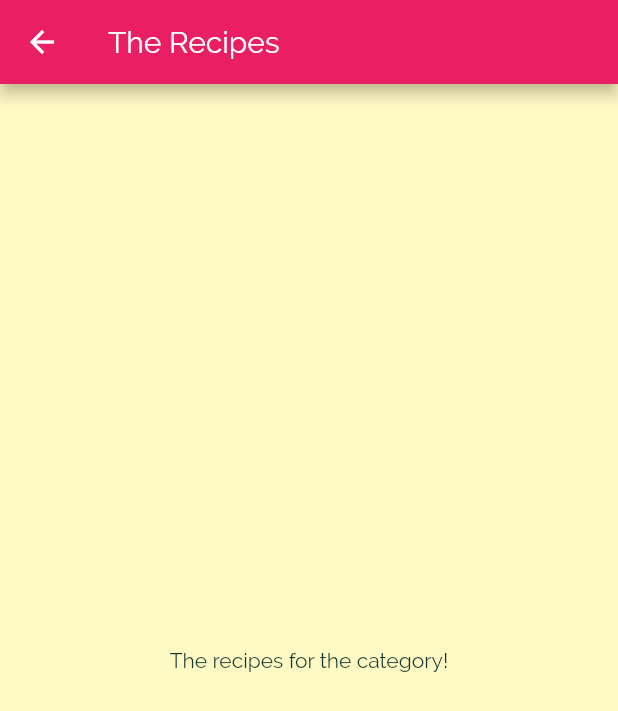
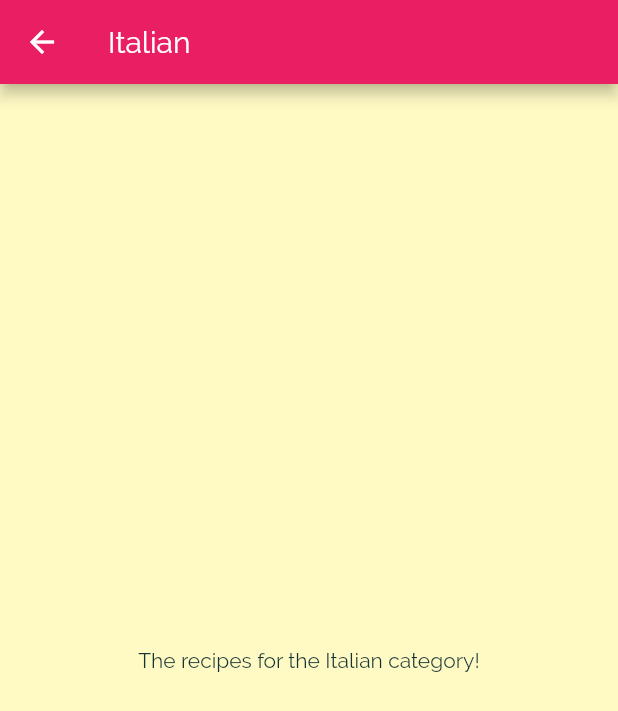
Before and after one commit to m4n4n-j/Pocket_Recipes, a Flutter app: the screen it shows after launch, after a tap on "Italian", on a phone screen of 412 x 824 dp. Shown: the top 711 px of the screen. Run offline on Flutter 3.47's test engine with Material 2 defaults, Android fonts, the phone set to English and light mode, and no system bars.

Commit message:
added category meal constructor for accesing category name and Id

```diff
--- a/lib/category_item.dart
+++ b/lib/category_item.dart
@@ -3,12 +3,15 @@ import 'package:pocket_recipes/category_meals_screen.dart';
 
 class CategoryItem extends StatelessWidget {
   final String title;
+  final String id;
   final Color color;
 
-  const CategoryItem({Key key, this.color, this.title}) : super(key: key);
+  const CategoryItem({Key key, this.color, this.title, this.id})
+      : super(key: key);
   void selectCategory(BuildContext context) {
     Navigator.of(context).push(MaterialPageRoute(
-      builder: (context) => CategoryMealsScreen(),
+      builder: (context) =>
+          CategoryMealsScreen(categoryId: id, categoryTitle: title),
     ));
   }
 
--- a/lib/category_meals_screen.dart
+++ b/lib/category_meals_screen.dart
@@ -1,14 +1,20 @@
 import 'package:flutter/material.dart';
 
 class CategoryMealsScreen extends StatelessWidget {
+  final categoryId;
+  final categoryTitle;
+
+  const CategoryMealsScreen({Key key, this.categoryId, this.categoryTitle})
+      : super(key: key);
+
   @override
   Widget build(BuildContext context) {
     return Scaffold(
       appBar: AppBar(
-        title: Text("The Recipes"),
+        title: Text(categoryTitle),
       ),
       body: Center(
-        child: Text("The recipes for the category!"),
+        child: Text("The recipes for the $categoryTitle category!"),
       ),
     );
   }
```
